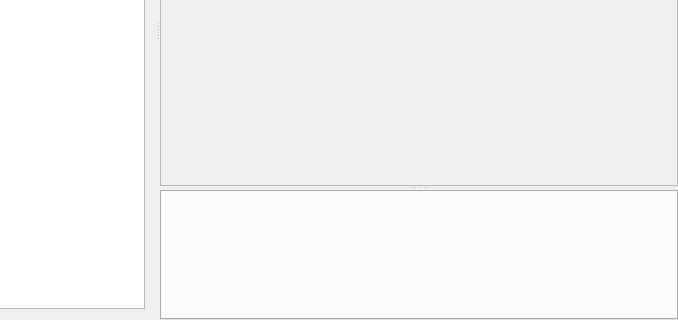
This is Updraft/src/core/ui/mainwindow.ui in updraft/updraft as Qt 5 draws it before an edit; both pictures show x 122 to 800 and y 280 to 600 of the 800 by 600 pixel window. The edited form follows.
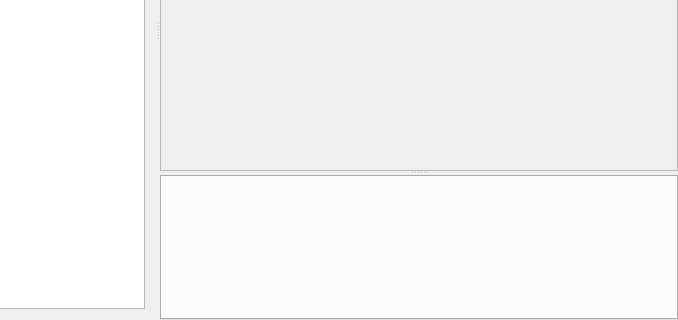
This is the edited form.

Commit message: Adjust minimum size of bottom panel

Diff of the .ui file:
```diff
--- a/Updraft/src/core/ui/mainwindow.ui
+++ b/Updraft/src/core/ui/mainwindow.ui
@@ -90,7 +90,7 @@
         <property name="minimumSize">
          <size>
           <width>0</width>
-          <height>130</height>
+          <height>145</height>
          </size>
         </property>
         <property name="tabsClosable">
```
Left out of the diff: 2 changed lines with no effect on the pictures.
